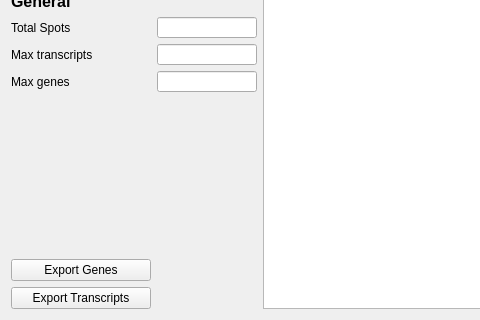
The window that src/analysis/analysisQC.ui (jfnavarro/st_viewer) describes before a commit, drawn with Qt 5; both pictures show x 0 to 480 and y 231 to 551 of the 1109 by 551 pixel window.
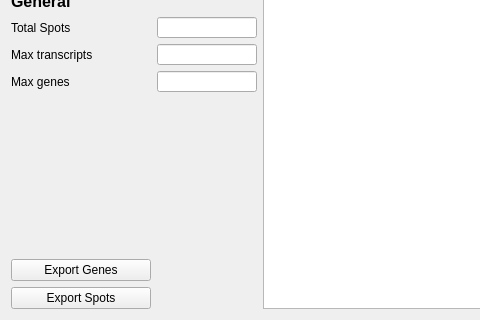
The same window after the commit. Custom widgets are drawn as their Qt base class.

Commit message: Fixed QC histogram plots

```diff
--- a/src/analysis/analysisQC.ui
+++ b/src/analysis/analysisQC.ui
@@ -486,7 +486,7 @@
         <string>Eport the transcritps' histogram to a file</string>
        </property>
        <property name="text">
-        <string>Export Transcripts</string>
+        <string>Export Spots</string>
        </property>
       </widget>
      </item>
```
Left out of the diff: 4 changed lines with no effect on the pictures. The commit also changes 1 other file.
